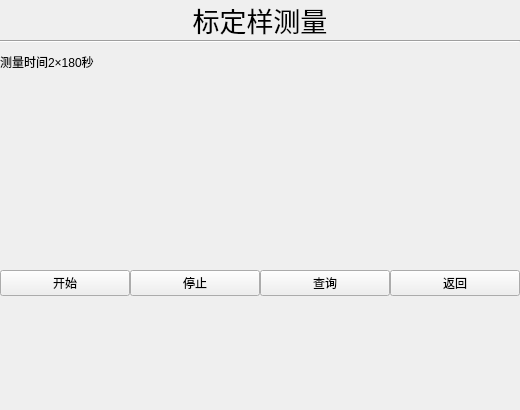
Qt form calibrationmeasurement.ui (urielyan/kairen_ok335xs) before a commit.
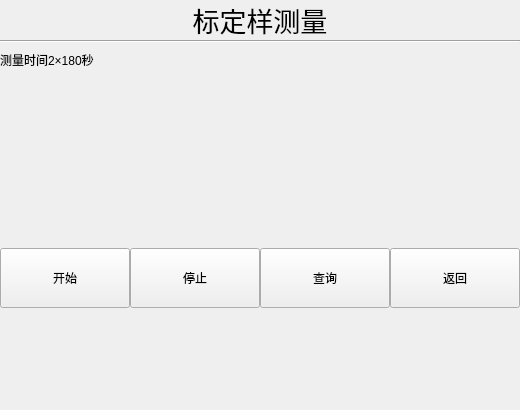
The same form after that commit. Custom widgets are drawn as their Qt base class.

What changed in the file:
```diff
--- a/calibrationmeasurement.ui
+++ b/calibrationmeasurement.ui
@@ -123,6 +123,24 @@
        </property>
        <item>
         <widget class="QPushButton" name="pushButton">
+         <property name="sizePolicy">
+          <sizepolicy hsizetype="Preferred" vsizetype="Fixed">
+           <horstretch>0</horstretch>
+           <verstretch>0</verstretch>
+          </sizepolicy>
+         </property>
+         <property name="minimumSize">
+          <size>
+           <width>0</width>
+           <height>50</height>
+          </size>
+         </property>
+         <property name="maximumSize">
+          <size>
+           <width>16777215</width>
+           <height>60</height>
+          </size>
+         </property>
          <property name="text">
           <string>开始</string>
          </property>
@@ -130,6 +148,24 @@
        </item>
        <item>
         <widget class="QPushButton" name="pushButton_2">
+         <property name="sizePolicy">
+          <sizepolicy hsizetype="Preferred" vsizetype="Fixed">
+           <horstretch>0</horstretch>
+           <verstretch>0</verstretch>
+          </sizepolicy>
+         </property>
+         <property name="minimumSize">
+          <size>
+           <width>0</width>
+           <height>50</height>
+          </size>
+         </property>
+         <property name="maximumSize">
+          <size>
+           <width>16777215</width>
+           <height>60</height>
+          </size>
+         </property>
          <property name="text">
           <string>停止</string>
          </property>
@@ -137,6 +173,24 @@
        </item>
        <item>
         <widget class="QPushButton" name="pushButton_4">
+         <property name="sizePolicy">
+          <sizepolicy hsizetype="Preferred" vsizetype="Fixed">
+           <horstretch>0</horstretch>
+           <verstretch>0</verstretch>
+          </sizepolicy>
+         </property>
+         <property name="minimumSize">
+          <size>
+           <width>0</width>
+           <height>50</height>
+          </size>
+         </property>
+         <property name="maximumSize">
+          <size>
+           <width>16777215</width>
+           <height>60</height>
+          </size>
+         </property>
          <property name="text">
           <string>查询</string>
          </property>
@@ -144,6 +198,24 @@
        </item>
        <item>
         <widget class="QPushButton" name="pushButton_3">
+         <property name="sizePolicy">
+          <sizepolicy hsizetype="Preferred" vsizetype="Fixed">
+           <horstretch>0</horstretch>
+           <verstretch>0</verstretch>
+          </sizepolicy>
+         </property>
+         <property name="minimumSize">
+          <size>
+           <width>0</width>
+           <height>50</height>
+          </size>
+         </property>
+         <property name="maximumSize">
+          <size>
+           <width>16777215</width>
+           <height>60</height>
+          </size>
+         </property>
          <property name="text">
           <string>返回</string>
          </property>
```
